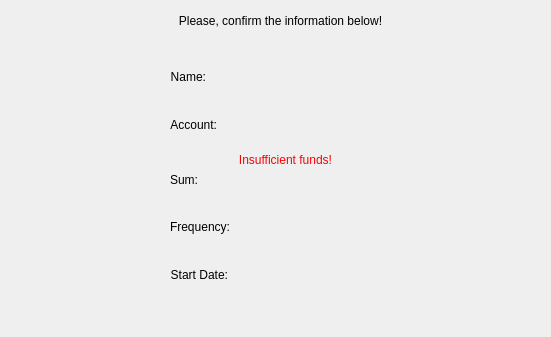
The window that client/client/gui/widgets/periodic_tr_subwidgets/summary.ui (eugeniashurko/ATM) describes before a commit, drawn with Qt 5.
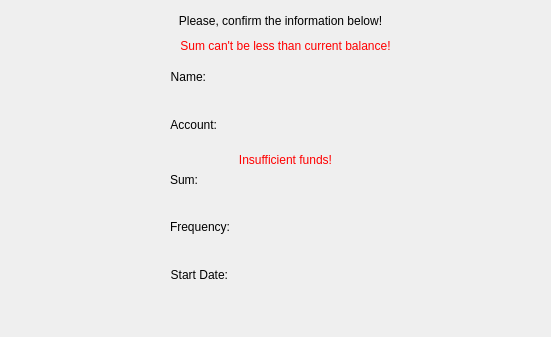
The same window after the commit.

What changed in the file:
```diff
--- a/client/client/gui/widgets/periodic_tr_subwidgets/summary.ui
+++ b/client/client/gui/widgets/periodic_tr_subwidgets/summary.ui
@@ -228,6 +228,25 @@
     <set>Qt::AlignCenter</set>
    </property>
   </widget>
+  <widget class="QLabel" name="overflowError">
+   <property name="geometry">
+    <rect>
+     <x>80</x>
+     <y>30</y>
+     <width>411</width>
+     <height>31</height>
+    </rect>
+   </property>
+   <property name="styleSheet">
+    <string notr="true">#overflowError { color: red; }</string>
+   </property>
+   <property name="text">
+    <string>Sum can't be less than current balance!</string>
+   </property>
+   <property name="alignment">
+    <set>Qt::AlignCenter</set>
+   </property>
+  </widget>
  </widget>
  <resources/>
  <connections/>
```
